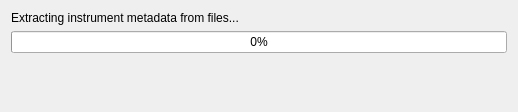
Above: ime/ui/ui_extraction_progress_dialog.ui from UoA-eResearch/mytardis_ime before the change. Below: the same form after it.
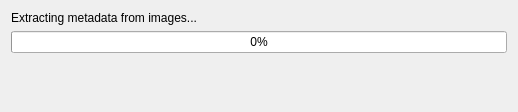
That is the form after the change.

Commit message: Amend progress dialog copy as requested

The edit to the form file:
```diff
--- a/ime/ui/ui_extraction_progress_dialog.ui
+++ b/ime/ui/ui_extraction_progress_dialog.ui
@@ -22,7 +22,7 @@
      <item>
       <widget class="QLabel" name="label">
        <property name="text">
-        <string>Extracting instrument metadata from files...</string>
+        <string>Extracting metadata from images...</string>
        </property>
       </widget>
      </item>
```
The commit also changes 1 other file.
